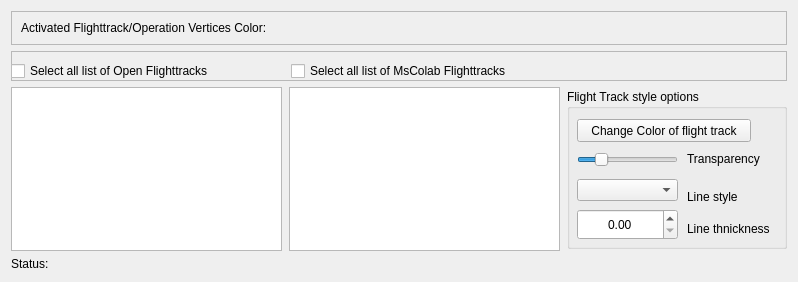
Above: mslib/msui/ui/ui_multiple_flightpath_dockwidget.ui from Open-MSS/MSS before the change. Below: the same form after it.
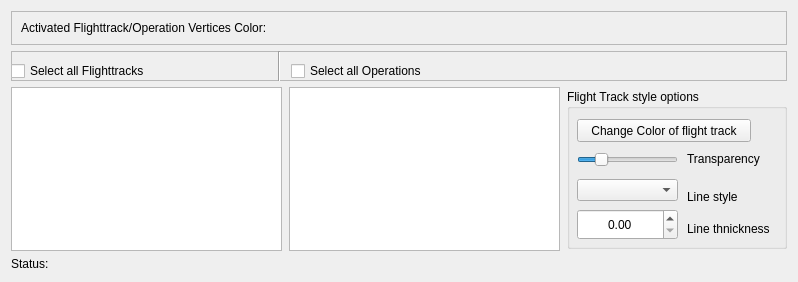
That is the form after the change.

```diff
--- a/mslib/msui/ui/ui_multiple_flightpath_dockwidget.ui
+++ b/mslib/msui/ui/ui_multiple_flightpath_dockwidget.ui
@@ -100,7 +100,7 @@
        </rect>
       </property>
       <property name="text">
-       <string>Select all list of Open Flighttracks</string>
+       <string>Select all Flighttracks</string>
       </property>
      </widget>
      <widget class="QCheckBox" name="cbSlectAll2">
@@ -113,7 +113,20 @@
        </rect>
       </property>
       <property name="text">
-       <string>Select all list of MsColab Flighttracks</string>
+       <string>Select all Operations</string>
+      </property>
+     </widget>
+     <widget class="Line" name="line">
+      <property name="geometry">
+       <rect>
+        <x>260</x>
+        <y>0</y>
+        <width>16</width>
+        <height>31</height>
+       </rect>
+      </property>
+      <property name="orientation">
+       <enum>Qt::Vertical</enum>
       </property>
      </widget>
     </widget>
```
